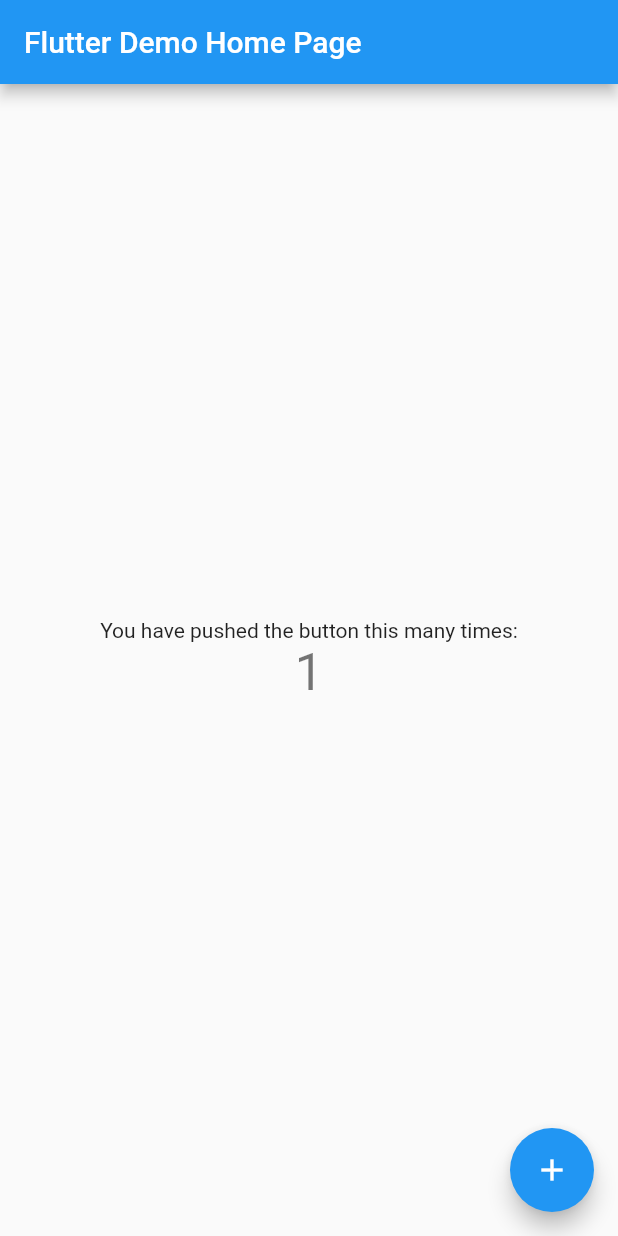
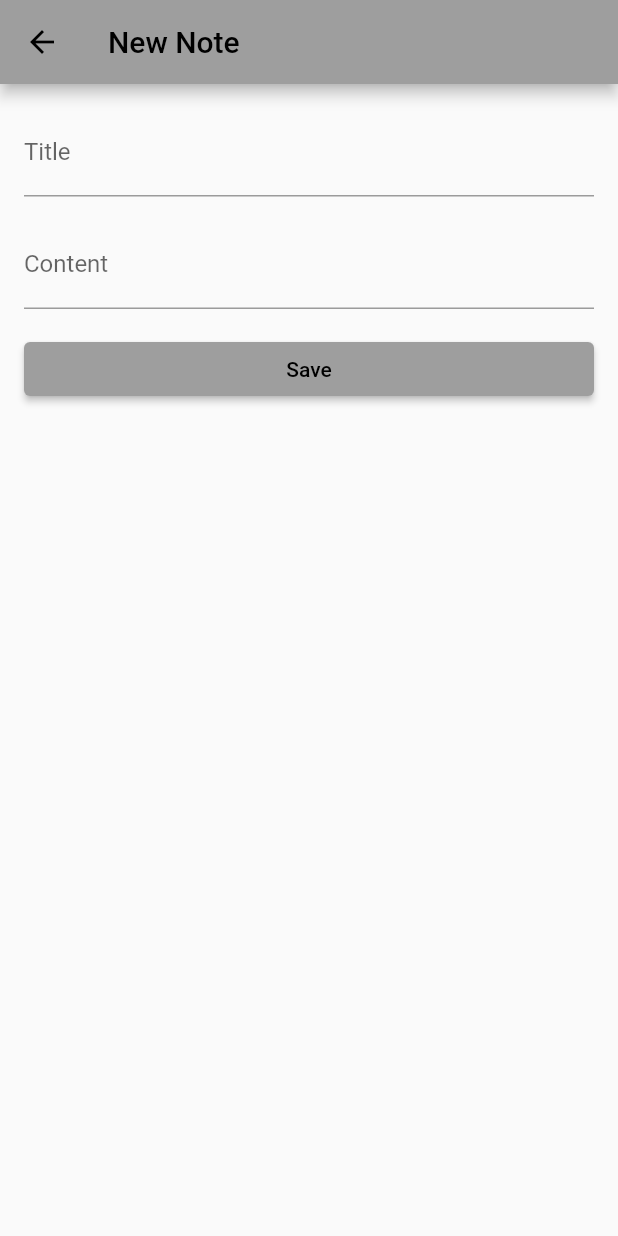
Before and after one commit to erxonxi/ideagenius, a Flutter app: the screen it shows after launch, after a tap on the "add" icon, on a phone screen of 412 x 824 dp. Run offline on Flutter 3.47's test engine with Material 2 defaults, Android fonts, the phone set to English and light mode, and no system bars.

Commit message:
feat: adding first components

```diff
--- /dev/null
+++ b/lib/components/note_card.dart
@@ -0,0 +1,64 @@
+import 'package:flutter/material.dart';
+
+class NoteCard extends StatelessWidget {
+  final String title;
+  final Color color;
+  final String content;
+  final String date;
+
+  const NoteCard({
+    super.key,
+    required this.title,
+    required this.color,
+    required this.content,
+    required this.date,
+  });
+
+  @override
+  Widget build(BuildContext context) {
+    return Card(
+      margin: const EdgeInsets.symmetric(horizontal: 16.0, vertical: 8.0),
+      shape: RoundedRectangleBorder(
+        borderRadius: BorderRadius.circular(16.0),
+      ),
+      color: color,
+      elevation: 0,
+      // full width
+      child: SizedBox(
+        width: double.infinity,
+        // background color
+        child: Padding(
+          padding: const EdgeInsets.all(18.0),
+          child: Column(
+            crossAxisAlignment: CrossAxisAlignment.start,
+            children: [
+              Text(
+                title,
+                style: const TextStyle(
+                  fontSize: 18.0,
+                  fontWeight: FontWeight.bold,
+                ),
+              ),
+              const SizedBox(height: 8.0),
+              Text(
+                content,
+                style: const TextStyle(
+                  fontSize: 14.0,
+                  color: Colors.black54,
+                ),
+              ),
+              const SizedBox(height: 8.0),
+              Text(
+                date,
+                style: const TextStyle(
+                  fontSize: 12.0,
+                  color: Colors.black54,
+                ),
+              ),
+            ],
+          ),
+        ),
+      ),
+    );
+  }
+}
--- a/lib/main.dart
+++ b/lib/main.dart
@@ -1,4 +1,8 @@
 import 'package:flutter/material.dart';
+import 'package:ideagenis/utils/note_colors.dart';
+
+import 'components/note_card.dart';
+import 'pages/create_note.dart';
 
 void main() {
   runApp(const MyApp());
@@ -7,39 +11,23 @@
 class MyApp extends StatelessWidget {
   const MyApp({super.key});
 
-  // This widget is the root of your application.
   @override
   Widget build(BuildContext context) {
     return MaterialApp(
-      title: 'Flutter Demo',
+      title: 'IdeaGenius',
       theme: ThemeData(
-        // This is the theme of your application.
-        //
-        // Try running your application with "flutter run". You'll see the
-        // application has a blue toolbar. Then, without quitting the app, try
-        // changing the primarySwatch below to Colors.green and then invoke
-        // "hot reload" (press "r" in the console where you ran "flutter run",
-        // or simply save your changes to "hot reload" in a Flutter IDE).
-        // Notice that the counter didn't reset back to zero; the application
-        // is not restarted.
-        primarySwatch: Colors.blue,
+        primarySwatch: Colors.grey,
       ),
-      home: const MyHomePage(title: 'Flutter Demo Home Page'),
+      home: const MyHomePage(title: 'Home'),
+      routes: {
+        "/create-note": (context) => const CreateNotePage(),
+      },
     );
   }
 }
 
 class MyHomePage extends StatefulWidget {
   const MyHomePage({super.key, required this.title});
-
-  // This widget is the home page of your application. It is stateful, meaning
-  // that it has a State object (defined below) that contains fields that affect
-  // how it looks.
-
-  // This class is the configuration for the state. It holds the values (in this
-  // case the title) provided by the parent (in this case the App widget) and
-  // used by the build method of the State. Fields in a Widget subclass are
-  // always marked "final".
 
   final String title;
 
@@ -48,68 +36,45 @@
 }
 
 class _MyHomePageState extends State<MyHomePage> {
-  int _counter = 0;
-
-  void _incrementCounter() {
-    setState(() {
-      // This call to setState tells the Flutter framework that something has
-      // changed in this State, which causes it to rerun the build method below
-      // so that the display can reflect the updated values. If we changed
-      // _counter without calling setState(), then the build method would not be
-      // called again, and so nothing would appear to happen.
-      _counter++;
-    });
+  void _visitCreateNotePage() {
+    Navigator.pushNamed(context, "/create-note");
   }
 
   @override
   Widget build(BuildContext context) {
-    // This method is rerun every time setState is called, for instance as done
-    // by the _incrementCounter method above.
-    //
-    // The Flutter framework has been optimized to make rerunning build methods
-    // fast, so that you can just rebuild anything that needs updating rather
-    // than having to individually change instances of widgets.
     return Scaffold(
-      appBar: AppBar(
-        // Here we take the value from the MyHomePage object that was created by
-        // the App.build method, and use it to set our appbar title.
-        title: Text(widget.title),
-      ),
-      body: Center(
-        // Center is a layout widget. It takes a single child and positions it
-        // in the middle of the parent.
-        child: Column(
-          // Column is also a layout widget. It takes a list of children and
-          // arranges them vertically. By default, it sizes itself to fit its
-          // children horizontally, and tries to be as tall as its parent.
-          //
-          // Invoke "debug painting" (press "p" in the console, choose the
-          // "Toggle Debug Paint" action from the Flutter Inspector in Android
-          // Studio, or the "Toggle Debug Paint" command in Visual Studio Code)
-          // to see the wireframe for each widget.
-          //
-          // Column has various properties to control how it sizes itself and
-          // how it positions its children. Here we use mainAxisAlignment to
-          // center the children vertically; the main axis here is the vertical
-          // axis because Columns are vertical (the cross axis would be
-          // horizontal).
-          mainAxisAlignment: MainAxisAlignment.center,
-          children: <Widget>[
-            const Text(
-              'You have pushed the button this many times:',
+      body: Column(
+        mainAxisAlignment: MainAxisAlignment.start,
+        children: <Widget>[
+          const Text(
+            'Notas',
+            style: TextStyle(
+              fontSize: 32.0,
+              fontWeight: FontWeight.bold,
             ),
-            Text(
-              '$_counter',
-              style: Theme.of(context).textTheme.headlineMedium,
-            ),
-          ],
-        ),
+          ),
+          NoteCard(
+              color: randomNoteColor(),
+              title: "Cocinar un estofado",
+              content: "Primero se pica la carne, luego se pone en la olla",
+              date: "2022-01-01"),
+          NoteCard(
+              color: randomNoteColor(),
+              title: "Programar una app",
+              content: "Primero se pone el código, luego se compila",
+              date: "2022-02-01"),
+          NoteCard(
+              color: randomNoteColor(),
+              title: "Programar una app",
+              content: "Primero se pone el código, luego se compila",
+              date: "2022-02-01"),
+        ],
       ),
       floatingActionButton: FloatingActionButton(
-        onPressed: _incrementCounter,
-        tooltip: 'Increment',
+        onPressed: _visitCreateNotePage,
+        tooltip: 'Add new note',
         child: const Icon(Icons.add),
-      ), // This trailing comma makes auto-formatting nicer for build methods.
+      ),
     );
   }
 }
--- /dev/null
+++ b/lib/pages/create_note.dart
@@ -0,0 +1,82 @@
+// Create Note Page Widget
+import 'package:flutter/material.dart';
+
+import '../components/note_card.dart';
+
+class CreateNotePage extends StatefulWidget {
+  const CreateNotePage({super.key});
+
+  @override
+  _CreateNotePageState createState() => _CreateNotePageState();
+}
+
+class _CreateNotePageState extends State<CreateNotePage> {
+  final _formKey = GlobalKey<FormState>();
+
+  String _title = "";
+  String _content = "";
+
+  @override
+  Widget build(BuildContext context) {
+    return Scaffold(
+      appBar: AppBar(
+        title: const Text("New Note"),
+      ),
+      body: Form(
+        key: _formKey,
+        child: ListView(
+          padding: const EdgeInsets.all(16.0),
+          children: [
+            TextFormField(
+              decoration: const InputDecoration(
+                labelText: "Title",
+                hintText: "Enter the title",
+              ),
+              validator: (value) {
+                if (value == null || value.isEmpty) {
+                  return "Please enter a title";
+                }
+                return null;
+              },
+              onSaved: (value) {
+                _title = value ?? "";
+              },
+            ),
+            const SizedBox(height: 16.0),
+            TextFormField(
+              decoration: const InputDecoration(
+                labelText: "Content",
+                hintText: "Enter the content",
+              ),
+              validator: (value) {
+                if (value == null || value.isEmpty) {
+                  return "Please enter a content";
+                }
+                return null;
+              },
+              onSaved: (value) {
+                _content = value ?? "";
+              },
+            ),
+            const SizedBox(height: 16.0),
+            ElevatedButton(
+              onPressed: () {
+                if (_formKey.currentState?.validate() ?? false) {
+                  _formKey.currentState?.save();
+                  final note = NoteCard(
+                    color: Colors.grey.shade200,
+                    title: _title,
+                    content: _content,
+                    date: DateTime.now().toString(),
+                  );
+                  Navigator.of(context).pop(note);
+                }
+              },
+              child: const Text("Save"),
+            ),
+          ],
+        ),
+      ),
+    );
+  }
+}
--- /dev/null
+++ b/lib/utils/note_colors.dart
@@ -0,0 +1,7 @@
+import 'dart:math';
+
+import 'package:flutter/material.dart';
+
+Color randomNoteColor() {
+  return Colors.primaries[Random().nextInt(Colors.primaries.length)].shade200;
+}
```
